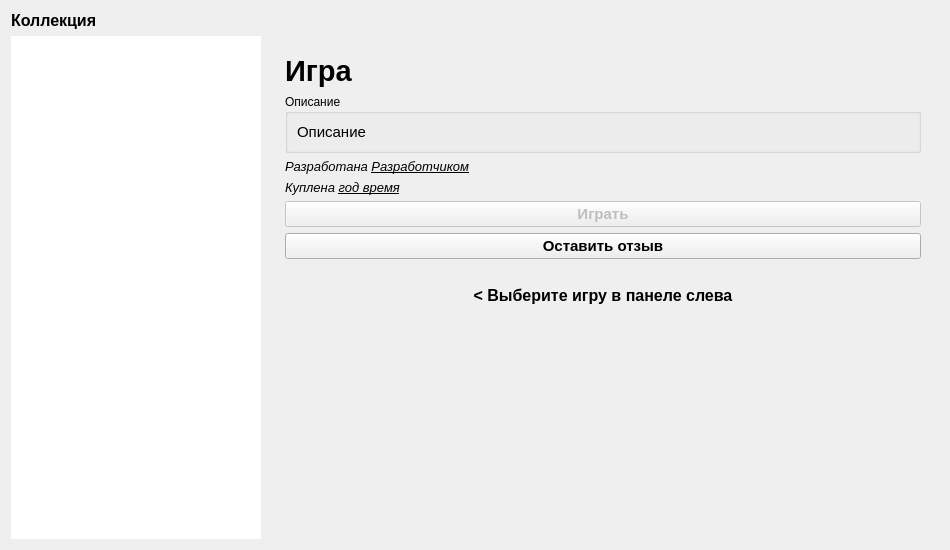
Old version of the form sem5/supergames-qt/view/usercollectiondialog.ui in the repository faurkonig/i-love-karpov.
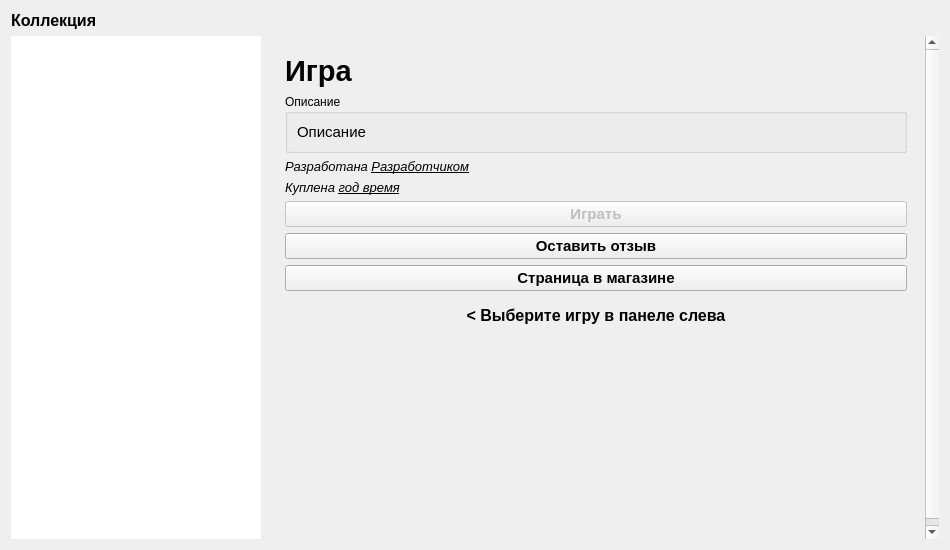
New version of the form.

Patch:
```diff
--- a/sem5/supergames-qt/view/usercollectiondialog.ui
+++ b/sem5/supergames-qt/view/usercollectiondialog.ui
@@ -76,7 +76,7 @@
           <x>0</x>
           <y>0</y>
           <width>660</width>
-          <height>523</height>
+          <height>558</height>
          </rect>
         </property>
         <layout class="QVBoxLayout" name="verticalLayout_3">
@@ -181,6 +181,19 @@
               </property>
              </widget>
             </item>
+            <item>
+             <widget class="QPushButton" name="storeButton">
+              <property name="font">
+               <font>
+                <pointsize>11</pointsize>
+                <bold>true</bold>
+               </font>
+              </property>
+              <property name="text">
+               <string>Страница в магазине</string>
+              </property>
+             </widget>
+            </item>
            </layout>
           </widget>
          </item>
```
